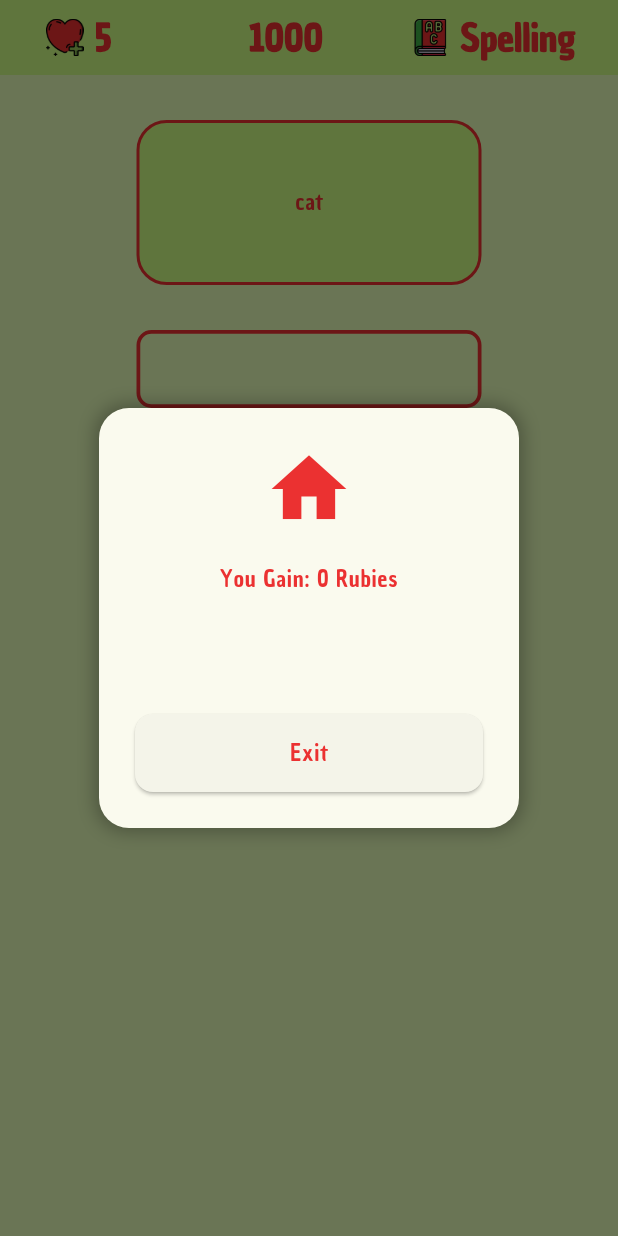
After one commit to JamilAlfaisal/MD-porject, a Flutter app: the SpellingScreen screen opened directly, after a tap on "Exit", on a phone screen of 412 x 824 dp. The commit adds this screen. Run offline on Flutter 3.47's test engine with Material 3 defaults, Android fonts, the light colour scheme and no system bars; our stand-ins replace flutter_riverpod, shared_preferences; accounts and stored records are empty.

Commit message:
spelling exam check

```diff
--- a/lib/main.dart
+++ b/lib/main.dart
@@ -31,6 +31,8 @@ class _MyAppState extends State<MyApp> {
     onPrimary: Color(0xffEB3131),
     //for edges and corners
     onSecondary: Color(0xffEB3131), //for fonts
+
+    onPrimaryContainer: Color(0xff31EB34),
   );
 
   ColorScheme blueTheme = ColorScheme.fromSeed(
@@ -43,6 +45,7 @@ class _MyAppState extends State<MyApp> {
     onPrimary: Color(0xff31CCEB),
     //for edges and corners
     onSecondary: Color(0xffEB3131), //for fonts
+    onPrimaryContainer: Color(0xff31EB34),
   );
 
   ColorScheme purpleTheme = ColorScheme.fromSeed(
@@ -55,6 +58,8 @@ class _MyAppState extends State<MyApp> {
     onPrimary: Color(0xffA431EB),
     //for edges and corners
     onSecondary: Color(0xffEB3131), //for fonts
+
+    onPrimaryContainer: Color(0xff31EB34),
   );
 
   @override
@@ -88,6 +93,7 @@ class _MyAppState extends State<MyApp> {
               color: color.onSecondary,
               fontSize: 15,
             )),
+
       ),
       debugShowCheckedModeBanner: false,
       home: Builder(
--- /dev/null
+++ b/lib/screens/spelling_screen.dart
@@ -0,0 +1,279 @@
+import 'package:flutter/material.dart';
+import 'package:flutter_riverpod/flutter_riverpod.dart';
+import 'package:shared_preferences/shared_preferences.dart';
+import 'package:untitled/WordTranslation.dart';
+import 'package:untitled/widgets/app_bar_widget.dart';
+import 'package:untitled/providers/appbar_provider.dart';
+
+class SpellingScreen extends ConsumerStatefulWidget {
+  final List<WordTranslation> words;
+
+  const SpellingScreen({super.key, required this.words});
+
+  @override
+  ConsumerState<SpellingScreen> createState() => _SpellingScreenState();
+}
+
+class _SpellingScreenState extends ConsumerState<SpellingScreen> {
+  late double screenWidth;
+  int index = 0;
+  final TextEditingController _textController = TextEditingController();
+  int rubies = 0;
+
+  @override
+  void dispose() {
+    _textController.dispose();
+    super.dispose();
+  }
+
+  void nextCard() {
+    if (_textController.text.toLowerCase() == widget.words[index].translation.toLowerCase()) {
+      setState(() {
+        index = index + 1;
+        _textController.clear();
+        updateRuby(100);
+        rubies = rubies + 100;
+      });
+      _showSnackBar('Correct', true);
+    } else {
+      setState(() {
+        _textController.clear();
+        _showSnackBar('Incorrect', false);
+        updateHeart(-1);
+      });
+    }
+  }
+
+  void _showSnackBar(String message, bool isCorrect) {
+    ScaffoldMessenger.of(context).showSnackBar(
+      SnackBar(
+        content: Text(message, style: Theme.of(context).textTheme.labelMedium,),
+        backgroundColor: isCorrect
+            ? Colors.green
+            : Colors.yellow,
+        behavior: SnackBarBehavior.floating,
+        margin: const EdgeInsets.only(bottom: 20, left: 10, right: 10),
+        shape: RoundedRectangleBorder(
+          borderRadius: BorderRadius.circular(10),
+        ),
+      ),
+    );
+  }
+Future<void> updateRuby(int heart) async {
+  final appData = ref.watch(appDataProvider);
+  final prefs = await SharedPreferences.getInstance();
+  prefs.setInt('rubies',appData.rubies+heart);
+}
+
+  Future<void> updateHeart(int heart) async {
+    final appData = ref.watch(appDataProvider);
+    final prefs = await SharedPreferences.getInstance();
+    if (appData.hearts>1){
+      setState(() {
+        ref.read(appDataProvider.notifier).updateData(appData.hearts+heart,appData.rubies,appData.isBlueSold,appData.isPurpleSold);
+      });
+    }else{
+      ref.read(appDataProvider.notifier).updateData(appData.hearts+heart,appData.rubies+rubies,appData.isBlueSold,appData.isPurpleSold);
+      if(!mounted) return;
+      showDialog(
+        context: context,
+        barrierDismissible: false, // User must tap button
+        builder: (context) => GameOverDialog(
+          message: "You Gain: $rubies Rubies",
+          buttonText: "Exit",
+          onButtonPressed: () {
+            Navigator.pop(context); // Close dialog
+            Navigator.pop(context);
+            // Add your restart logic here
+          },
+        ),
+      );
+    }
+  }
+  @override
+  Widget build(BuildContext context) {
+    screenWidth = MediaQuery.of(context).size.width;
+    return Scaffold(
+      appBar: PreferredSize(
+        preferredSize: Size(screenWidth, 50),
+        child: AppBarWidget(title: "Spelling"),
+      ),
+      body: Column(
+        crossAxisAlignment: CrossAxisAlignment.center,
+        children: [
+          const SizedBox(height: 30),
+          Container(
+            width: 230,
+            height: 110,
+            decoration: BoxDecoration(
+              borderRadius: BorderRadius.circular(20),
+              color: Theme.of(context).colorScheme.primary,
+              border: Border.all(
+                color: Theme.of(context).colorScheme.onPrimary,
+                width: 2,
+              ),
+            ),
+            child: Center(
+              child: Text(
+                widget.words[index].word,
+                style: Theme.of(context).textTheme.labelMedium,
+              ),
+            ),
+          ),
+          const SizedBox(height: 30),
+          SizedBox(
+            width: 230,
+            child: TextFormField(
+              controller: _textController,
+              decoration: InputDecoration(
+                prefixText:"Input: ",
+                prefixStyle: Theme.of(context).textTheme.labelMedium,
+                prefixIconConstraints: BoxConstraints(minWidth: 10, minHeight: 10 ),
+                  enabledBorder: OutlineInputBorder(
+                    borderSide: BorderSide(
+                      color: Theme.of(context).colorScheme.onPrimary,
+                      width: 2.5,
+                    ),
+                    borderRadius: BorderRadius.circular(10),
+                  ),
+                  focusedBorder: OutlineInputBorder(
+                    borderSide: BorderSide(
+                      color: Theme.of(context).colorScheme.onPrimary,
+                      width: 2.5,
+                    ),
+                    borderRadius: BorderRadius.circular(10),
+                  ),
+              ),
+              cursorWidth: 2,
+              cursorColor: Theme.of(context).colorScheme.onPrimary,
+              style: Theme.of(context).textTheme.labelMedium,
+              onFieldSubmitted: (_) => nextCard(),
+            ),
+          ),
+          const SizedBox(height: 30),
+          Row(
+            mainAxisAlignment: MainAxisAlignment.center,
+            children: [
+              _buildActionButton("Check", nextCard),
+              const SizedBox(width: 35),
+              _buildActionButton("Exit", () {
+                final appData = ref.watch(appDataProvider);
+                ref.read(appDataProvider.notifier).updateData(appData.hearts,appData.rubies+rubies,appData.isBlueSold,appData.isPurpleSold);
+                if(!mounted) return;
+                showDialog(
+                  context: context,
+                  barrierDismissible: false, // User must tap button
+                  builder: (context) => GameOverDialog(
+                    message: "You Gain: $rubies Rubies",
+                    buttonText: "Exit",
+                    onButtonPressed: () {
+                      Navigator.pop(context); // Close dialog
+                      Navigator.pop(context);
+                      // Add your restart logic here
+                    },
+                  ),
+                );
+              }),
+            ],
+          ),
+        ],
+      ),
+    );
+  }
+
+  Widget _buildActionButton(String text, VoidCallback onTap) {
+    return GestureDetector(
+      onTap: onTap,
+      child: Container(
+        width: 97,
+        height: 54,
+        decoration: BoxDecoration(
+          borderRadius: BorderRadius.circular(10),
+          color: Theme.of(context).colorScheme.primary,
+          border: Border.all(
+            color: Theme.of(context).colorScheme.onPrimaryContainer,
+            width: 2,
+          ),
+        ),
+        child: Center(
+          child: Text(
+            text,
+            style: Theme.of(context).textTheme.labelMedium,
+          ),
+        ),
+      ),
+    );
+  }
+}
+
+class GameOverDialog extends StatelessWidget {
+  final String message;
+  final String buttonText;
+  final VoidCallback onButtonPressed;
+
+  const GameOverDialog({
+    super.key,
+    required this.message,
+    required this.buttonText,
+    required this.onButtonPressed,
+  });
+
+  @override
+  Widget build(BuildContext context) {
+    return Center(
+      child: Material(
+        color: Colors.transparent,
+        child: Container(
+          width: 280, // Square-ish width
+          height: 280, // Square-ish height
+          margin: const EdgeInsets.all(20),
+          padding: const EdgeInsets.all(24),
+          decoration: BoxDecoration(
+            color: Theme.of(context).colorScheme.surface,
+            borderRadius: BorderRadius.circular(20), // Curvy edges
+            boxShadow: [
+              BoxShadow(
+                color: Colors.black.withOpacity(0.3),
+                blurRadius: 10,
+                spreadRadius: 2,
+              ),
+            ],
+          ),
+          child: Column(
+            mainAxisAlignment: MainAxisAlignment.spaceBetween,
+            children: [
+              Column(
+                children: [
+                  Icon(
+                    Icons.home,
+                    size: 60,
+                    color: Theme.of(context).colorScheme.onPrimary,
+                  ),
+                  const SizedBox(height: 20),
+                  Text(
+                    message,
+                    style: Theme.of(context).textTheme.labelMedium,
+                    textAlign: TextAlign.center,
+                  ),
+                ],
+              ),
+              SizedBox(
+                width: double.infinity,
+                child: ElevatedButton(
+                  onPressed: onButtonPressed,
+                  style: ElevatedButton.styleFrom(
+                    padding: const EdgeInsets.symmetric(vertical: 16),
+                    shape: RoundedRectangleBorder(
+                      borderRadius: BorderRadius.circular(12),
+                    ),
+                  ),
+                  child: Text(buttonText, style: Theme.of(context).textTheme.labelMedium,),
+                ),
+              ),
+            ],
+          ),
+        ),
+      ),
+    );
+  }
+}
--- a/lib/widgets/app_bar_widget.dart
+++ b/lib/widgets/app_bar_widget.dart
@@ -2,12 +2,17 @@ import 'package:flutter/material.dart';
 import 'package:flutter_riverpod/flutter_riverpod.dart';
 import 'package:untitled/providers/appbar_provider.dart';
 
-class AppBarWidget extends ConsumerWidget{
-  const AppBarWidget({super.key,required this.title});
+class AppBarWidget extends ConsumerStatefulWidget {
+  const AppBarWidget({super.key, required this.title});
   final String title;
+
   @override
-  Widget build(BuildContext context, WidgetRef ref) {
-    //final double screenWidth = MediaQuery.of(context).size.width;
+  ConsumerState<AppBarWidget> createState() => _AppBarWidgetState();
+}
+
+class _AppBarWidgetState extends ConsumerState<AppBarWidget> {
+  @override
+  Widget build(BuildContext context) {
     final appData = ref.watch(appDataProvider);
     return Container(
       padding: EdgeInsets.only(top: MediaQuery.of(context).padding.top),
@@ -24,9 +29,7 @@ class AppBarWidget extends ConsumerWidget{
                   height: 25,
                   width: 30,
                 ),
-                SizedBox(
-                  width: 5,
-                ),
+                const SizedBox(width: 5),
                 Text(
                   "${appData.hearts}",
                   style: Theme.of(context).textTheme.titleLarge,
@@ -40,9 +43,7 @@ class AppBarWidget extends ConsumerWidget{
                   height: 25,
                   width: 30,
                 ),
-                SizedBox(
-                  width: 5,
-                ),
+                const SizedBox(width: 5),
                 Text(
                   "${appData.rubies}",
                   style: Theme.of(context).textTheme.titleLarge,
@@ -56,11 +57,9 @@ class AppBarWidget extends ConsumerWidget{
                   height: 25,
                   width: 30,
                 ),
-                SizedBox(
-                  width: 5,
-                ),
+                const SizedBox(width: 5),
                 Text(
-                  title,
+                  widget.title, // Access title via widget.
                   style: Theme.of(context).textTheme.titleLarge,
                 ),
               ],
```
Also changed, not shown: lib/screens/flash_cards_screen.dart (added, +175 -0 lines), lib/screens/main_screen.dart (+65 -11 lines).
